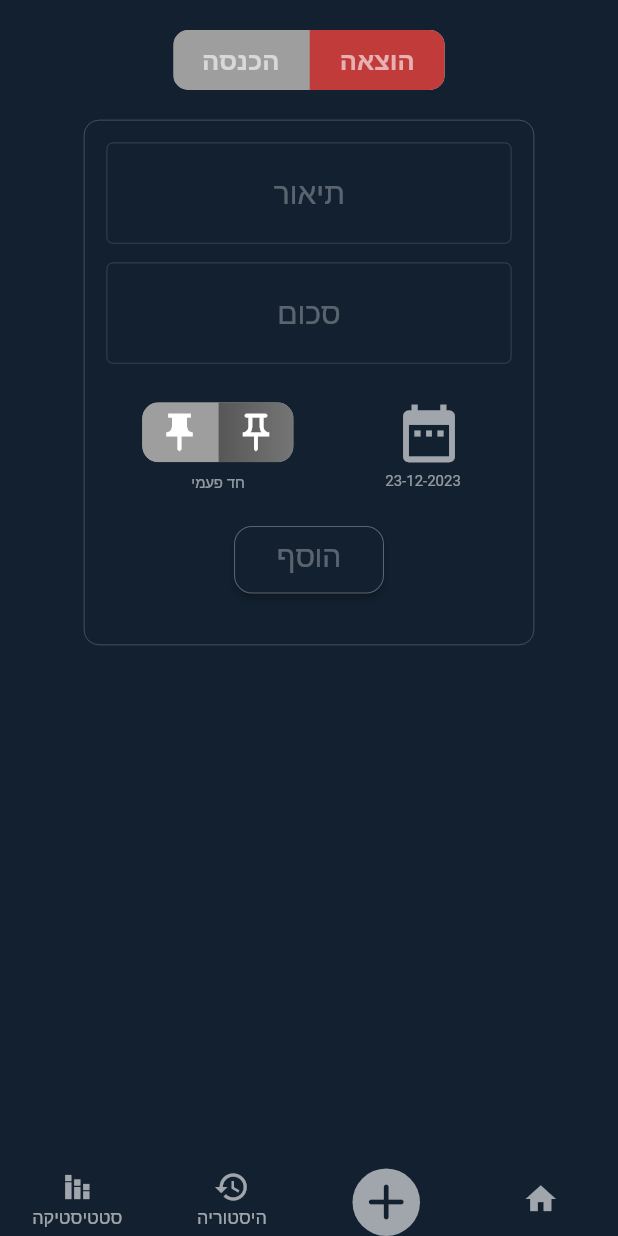
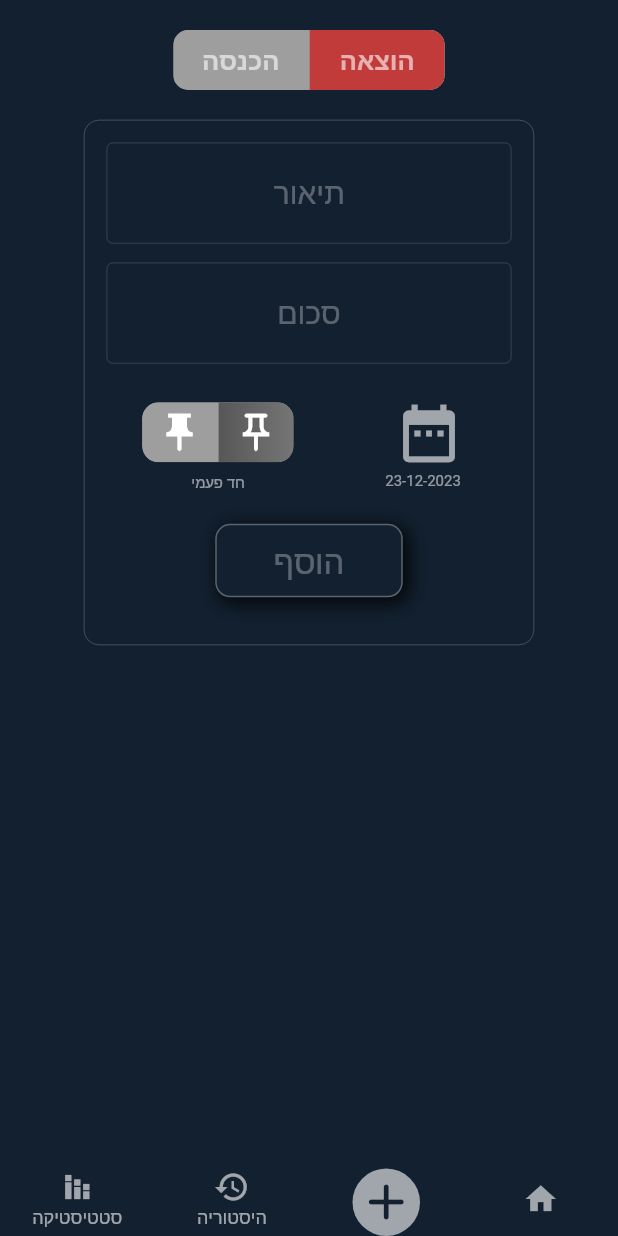
Before and after one commit to itzhadi/track_my_expenses, a Flutter app: the screen it shows after launch, item 2 of the bottom bar chosen, on a phone screen of 412 x 824 dp. Run offline on Flutter 3.47's test engine with Material 2 defaults, Android fonts, the light colour scheme and no system bars; drawn by our look-alikes of convex_bottom_bar, toggle_switch; our stand-ins replace after_layout, device_preview, flutter_calendar_carousel, flutter_mobx, flutter_slidable, getwidget and 2 more; missing offline and left inert: bouncing_button, flutter_animated_dialog; generated files the repository leaves out were written again.

Commit message:
add animated button with shadow

```diff
--- a/lib/components/appbar_icons_actions.dart
+++ b/lib/components/appbar_icons_actions.dart
@@ -14,6 +14,7 @@ class AppBarActionsIcons extends StatelessWidget {
     Future<DateTimeRange?> selectDate(BuildContext context) async {
       final DateTimeRange? result = await showDateRangePicker(
           context: context,
+          initialEntryMode: DatePickerEntryMode.calendarOnly,
           firstDate: DateTime(itemList.currentYear,
               HelperFunctions.getMonthNumber(itemList.getCurrentMonthName), 1),
           lastDate: DateTime(
--- a/lib/screens/add_expense_screen.dart
+++ b/lib/screens/add_expense_screen.dart
@@ -1,5 +1,6 @@
 import 'dart:math';
 
+import 'package:bouncing_button/bouncing_button.dart';
 import 'package:flutter/material.dart';
 import 'package:flutter/services.dart';
 import 'package:flutter_mobx/flutter_mobx.dart';
@@ -222,27 +223,9 @@ class AddExpense extends StatelessWidget {
                         ),
                       ),
                       SizedBox(height: 7),
-                      MaterialButton(
-                          child: Padding(
-                            padding: const EdgeInsets.only(bottom: 5.0),
-                            child: Text(
-                              "הוסף",
-                              style: TextStyle(fontSize: 20),
-                              textAlign: TextAlign.center,
-                            ),
-                          ),
-                          textColor: Colors.white30,
-                          height: 45,
-                          minWidth: 100,
-                          disabledColor: Colors.grey,
-                          shape: RoundedRectangleBorder(
-                            borderRadius: BorderRadius.circular(12),
-                            side: BorderSide(
-                              color: Colors.white30,
-                              width: 0.7,
-                            ),
-                          ),
-                          color: main_color,
+                      Padding(
+                        padding: const EdgeInsets.only(bottom: 10.0),
+                        child: BouncingButton(
                           onPressed: () {
                             list.addItemModel(
                                 addExpensesStore.descriptionController.text,
@@ -252,7 +235,32 @@ class AddExpense extends StatelessWidget {
                                 addExpensesStore.getIsExpense,
                                 addExpensesStore.getIsPermanent,
                                 UniqueKey());
-                          }),
+                          },
+                          duration: Duration(milliseconds: 222),
+                          child: Container(
+                            width: 125.0,
+                            height: 49.0,
+                            decoration: BoxDecoration(
+                                color: main_color,
+                                borderRadius: BorderRadius.circular(10.0),
+                                border: Border.all(color: Colors.white30),
+                                boxShadow: [
+                                  BoxShadow(
+                                      color: Colors.black87,
+                                      spreadRadius: 1,
+                                      blurRadius: 10,
+                                      offset: Offset(3, 3)),
+                                ]),
+                            child: Center(
+                              child: Text(
+                                'הוסף',
+                                style: TextStyle(
+                                    fontSize: 22, color: Colors.white30),
+                              ),
+                            ),
+                          ),
+                        ),
+                      ),
                     ],
                   ),
                 ),
--- a/pubspec.yaml
+++ b/pubspec.yaml
@@ -57,6 +57,7 @@ dependencies:
   flutter_slidable: ^3.0.0
   fk_toggle: ^0.1.4
   toggle_switch: ^2.1.0
+  bouncing_button: ^0.0.1+2
 
 dev_dependencies:
   flutter_test:
```
Also changed, not shown: pubspec.lock.
